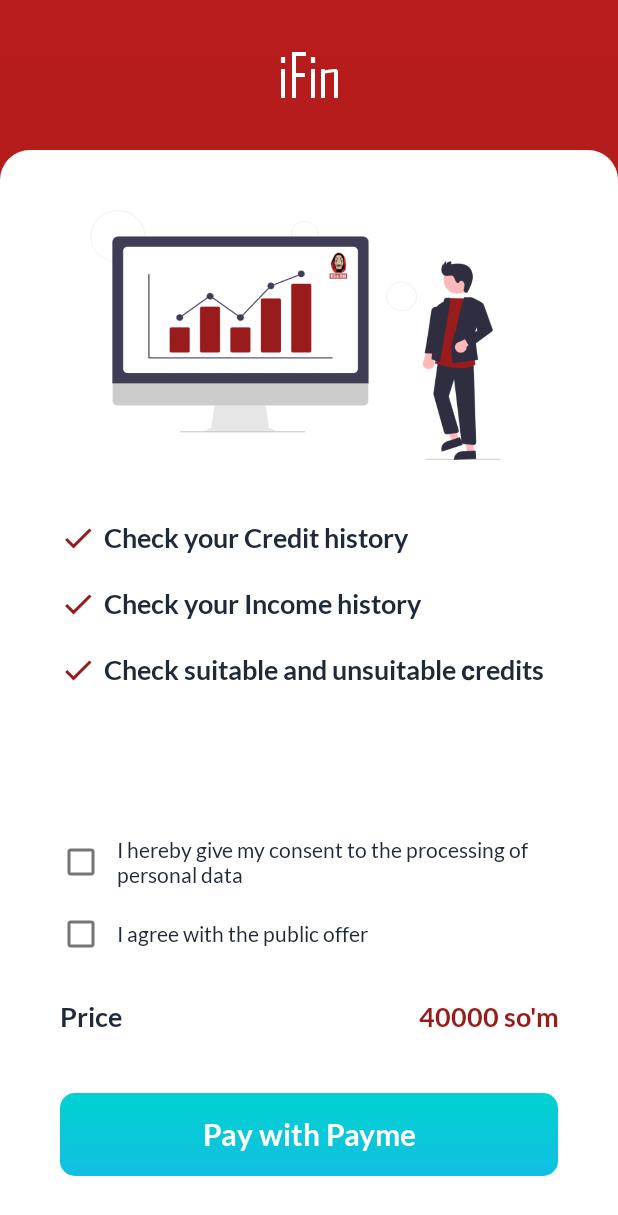
After one commit to abrusdev/iFin, an Android app: the layout activity_step_2.xml on its own in the app's theme, with its tools: preview values and no code run, on a phone screen of 412 x 824 dp. The commit adds this screen. Shown: the top 1215 px of the screen. Run offline under Robolectric (Android 15) with nearby library versions, the phone set to English and light mode, and no system bars.

Commit message:
add: finish step 2

```diff
--- /dev/null
+++ b/app/src/main/res/drawable/bg_blue_r10.xml
@@ -0,0 +1,13 @@
+<?xml version="1.0" encoding="utf-8"?>
+<shape xmlns:android="http://schemas.android.com/apk/res/android"
+    android:shape="rectangle">
+
+    <gradient
+        android:angle="-45"
+        android:endColor="#12BFE1"
+        android:startColor="#00D2D1" />
+
+    <corners
+        android:radius="10dp"/>
+
+</shape>
--- /dev/null
+++ b/app/src/main/res/drawable/bg_white_r10.xml
@@ -0,0 +1,9 @@
+<?xml version="1.0" encoding="utf-8"?>
+<shape xmlns:android="http://schemas.android.com/apk/res/android"
+    android:shape="rectangle">
+
+    <solid android:color="@color/color_white"/>
+
+    <corners android:topLeftRadius="20dp" android:topRightRadius="20dp"/>
+
+</shape>
--- /dev/null
+++ b/app/src/main/res/drawable/ic_check.xml
@@ -0,0 +1,10 @@
+<vector xmlns:android="http://schemas.android.com/apk/res/android"
+    android:width="24dp"
+    android:height="24dp"
+    android:tint="#991b1b"
+    android:viewportWidth="24"
+    android:viewportHeight="24">
+    <path
+        android:fillColor="@android:color/white"
+        android:pathData="M9,16.17L4.83,12l-1.42,1.41L9,19 21,7l-1.41,-1.41z" />
+</vector>
--- a/app/src/main/res/layout/activity_step_1.xml
+++ b/app/src/main/res/layout/activity_step_1.xml
@@ -37,7 +37,7 @@
                 android:layout_marginStart="12dp"
                 android:layout_width="88dp"
                 android:layout_height="33dp"
-                android:src="@drawable/ic_auto_credit_enabled" />
+                android:src="@drawable/ic_auto_credit_disabled" />
 
             <ImageView
                 android:layout_marginStart="10dp"
--- /dev/null
+++ b/app/src/main/res/layout/activity_step_2.xml
@@ -0,0 +1,143 @@
+<?xml version="1.0" encoding="utf-8"?>
+<LinearLayout xmlns:android="http://schemas.android.com/apk/res/android"
+    xmlns:app="http://schemas.android.com/apk/res-auto"
+    xmlns:tools="http://schemas.android.com/tools"
+    android:layout_width="match_parent"
+    android:layout_height="match_parent"
+    android:background="@drawable/bg_splash"
+    android:orientation="vertical">
+
+    <TextView
+        style="@style/TextStyle.Bold"
+        android:layout_width="match_parent"
+        android:layout_height="100dp"
+        android:fontFamily="@font/ft_agency_fb"
+        android:gravity="center"
+        android:text="@string/app_name"
+        android:textColor="@color/color_white"
+        android:textSize="40sp" />
+
+    <LinearLayout
+        android:layout_width="match_parent"
+        android:layout_height="match_parent"
+        android:background="@drawable/bg_white_r10"
+        android:orientation="vertical"
+        android:paddingBottom="40dp">
+
+        <ImageView
+            android:layout_width="wrap_content"
+            android:layout_height="wrap_content"
+            android:layout_marginHorizontal="60dp"
+            android:layout_marginTop="40dp"
+            android:adjustViewBounds="true"
+            android:src="@drawable/image_billings"
+            tools:ignore="ContentDescription" />
+
+        <TextView
+            style="@style/TextStyle.Bold"
+            android:layout_marginStart="40dp"
+            android:layout_marginTop="40dp"
+            android:drawablePadding="5dp"
+            android:gravity="center_vertical"
+            android:text="@string/check_your_credit_history"
+            android:textColor="@color/color_font"
+            android:textSize="18sp"
+            app:drawableStartCompat="@drawable/ic_check" />
+
+        <TextView
+            style="@style/TextStyle.Bold"
+            android:layout_marginStart="40dp"
+            android:layout_marginTop="20dp"
+            android:drawablePadding="5dp"
+            android:gravity="center_vertical"
+            android:text="@string/check_your_income_history"
+            android:textColor="@color/color_font"
+            android:textSize="18sp"
+            app:drawableStartCompat="@drawable/ic_check" />
+
+        <TextView
+            style="@style/TextStyle.Bold"
+            android:layout_marginStart="40dp"
+            android:layout_marginTop="20dp"
+            android:drawablePadding="5dp"
+            android:gravity="center_vertical"
+            android:text="@string/check_suitable_and_unsuitable_redits"
+            android:textColor="@color/color_font"
+            android:textSize="18sp"
+            app:drawableStartCompat="@drawable/ic_check" />
+
+
+        <View
+            android:layout_width="match_parent"
+            android:layout_height="0dp"
+            android:layout_weight="1" />
+
+        <LinearLayout
+            android:layout_width="match_parent"
+            android:layout_height="wrap_content"
+            android:layout_marginHorizontal="30dp"
+            android:gravity="center">
+
+            <CheckBox
+                android:layout_width="wrap_content"
+                android:layout_height="wrap_content" />
+
+            <TextView
+                style="@style/TextStyle"
+                android:text="@string/i_hereby_give_my_consent_to_the_processing_of_personal_data"
+                android:textColor="@color/color_font" />
+        </LinearLayout>
+
+        <LinearLayout
+            android:layout_width="match_parent"
+            android:layout_height="wrap_content"
+            android:layout_marginHorizontal="30dp"
+            android:gravity="center">
+
+            <CheckBox
+                android:layout_width="wrap_content"
+                android:layout_height="wrap_content" />
+
+            <TextView
+                style="@style/TextStyle"
+                android:layout_width="match_parent"
+                android:text="@string/i_agree_with_the_public_offer"
+                android:textColor="@color/color_font" />
+        </LinearLayout>
+
+        <LinearLayout
+            android:layout_width="match_parent"
+            android:layout_height="wrap_content"
+            android:layout_marginTop="20dp"
+            android:paddingHorizontal="40dp">
+
+            <TextView
+                style="@style/TextStyle.Bold"
+                android:text="@string/price"
+                android:textColor="@color/color_font"
+                android:textSize="18sp" />
+
+            <TextView
+                style="@style/TextStyle.Bold"
+                android:layout_weight="1"
+                android:gravity="end"
+                android:text="@string/_40000_so_m"
+                android:textColor="@color/color_primary_dark"
+                android:textSize="18sp" />
+        </LinearLayout>
+
+        <TextView
+            style="@style/TextStyle.Bold"
+            android:layout_width="match_parent"
+            android:layout_height="55dp"
+            android:layout_marginHorizontal="40dp"
+            android:layout_marginTop="40dp"
+            android:background="@drawable/bg_blue_r10"
+            android:gravity="center"
+            android:text="@string/pay_with_payme"
+            android:textColor="@color/color_white"
+            android:textSize="20sp" />
+
+    </LinearLayout>
+
+</LinearLayout>
--- a/app/src/main/res/values/strings.xml
+++ b/app/src/main/res/values/strings.xml
@@ -17,4 +17,14 @@
     <string name="credit_period">Credit period</string>
     <string name="the_number_of_days_that_allowed_to_wait_before_paying_an_invoice">The number of days that allowed to wait before paying an invoice</string>
 
+    <string name="check_your_credit_history">Check your Credit history</string>
+    <string name="check_your_income_history">Check your Income history</string>
+    <string name="check_suitable_and_unsuitable_redits">Check suitable and unsuitable сredits</string>
+
+    <string name="pay_with_payme">Pay with Payme</string>
+    <string name="price">Price</string>
+    <string name="_40000_so_m">40000 so\'m</string>
+    <string name="i_hereby_give_my_consent_to_the_processing_of_personal_data">I hereby give my consent to the processing of personal data</string>
+    <string name="i_agree_with_the_public_offer">I agree with the public offer</string>
+
 </resources>
```
Also changed, not shown: app/src/main/res/drawable/bg_selected_year.png, app/src/main/res/drawable/image_billings.png (added).
